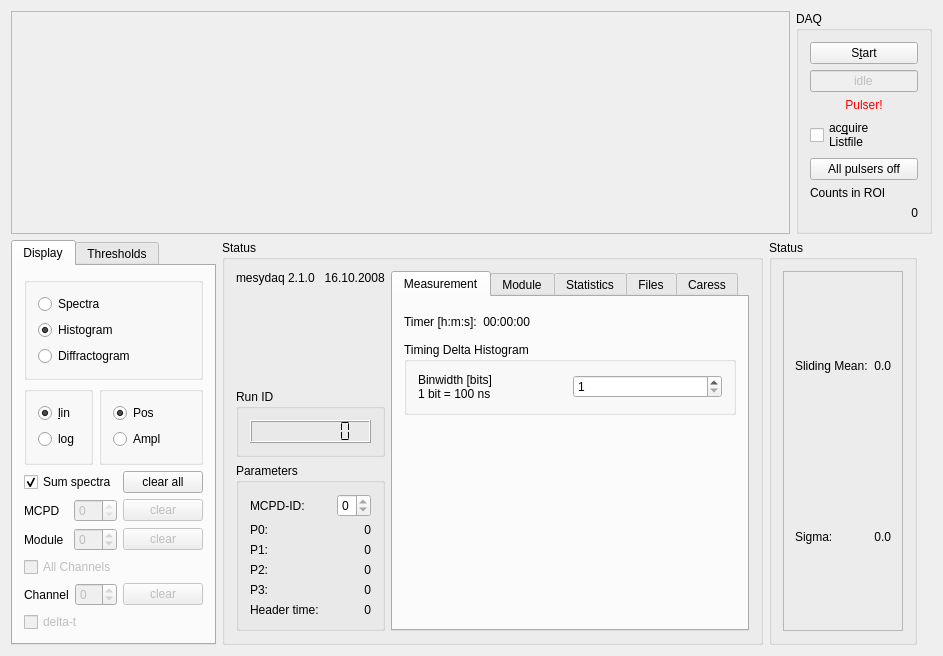
First picture: the form in qmesydaq/mainwidget.ui, repository flueke/qmesydaq, before the edit.
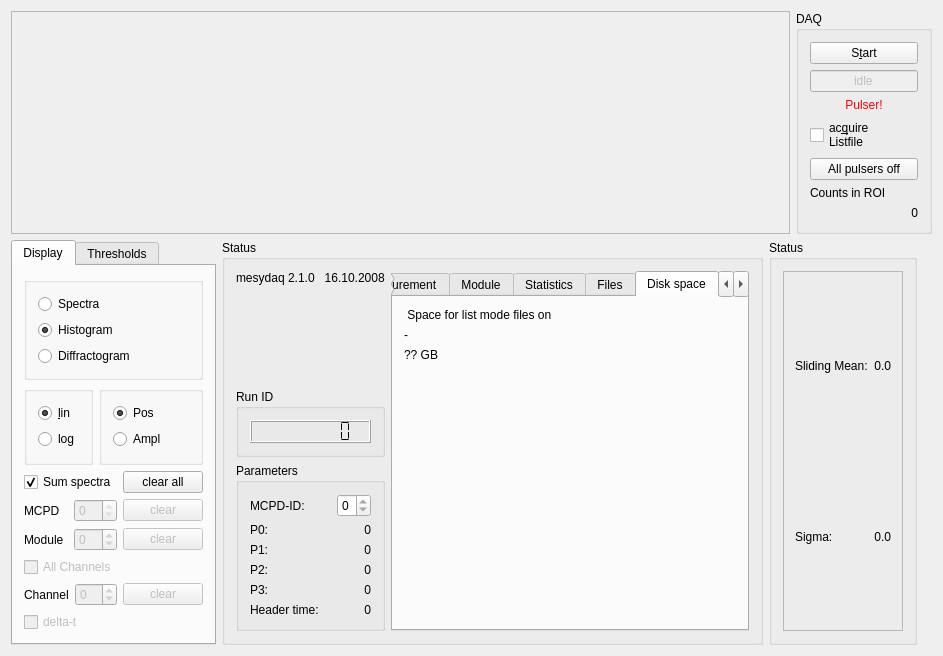
Second picture: the form after the edit. The open tabs and pages were chosen to show the change. Custom widgets are drawn as their Qt base class.

Commit message:
Add a tab in the mainwidget to display free disk spaces.
A tab in the mainwidget has added to display the free/available disk space for
the listmode files.

What changed in the file:
```diff
--- a/qmesydaq/mainwidget.ui
+++ b/qmesydaq/mainwidget.ui
@@ -1119,6 +1119,51 @@
             </item>
            </layout>
           </widget>
+          <widget class="QWidget" name="statusSpaceTab">
+           <attribute name="title">
+            <string>Disk space</string>
+           </attribute>
+           <layout class="QGridLayout" name="gridLayout_18">
+            <item row="0" column="0">
+             <layout class="QVBoxLayout" name="verticalLayout_4">
+              <item>
+               <widget class="QLabel" name="label_2">
+                <property name="text">
+                 <string> Space for list mode files on </string>
+                </property>
+               </widget>
+              </item>
+              <item>
+               <widget class="QLabel" name="listModeFileDir">
+                <property name="text">
+                 <string>-</string>
+                </property>
+               </widget>
+              </item>
+              <item>
+               <widget class="QLabel" name="listModeFileDirSpace">
+                <property name="text">
+                 <string>?? GB</string>
+                </property>
+               </widget>
+              </item>
+             </layout>
+            </item>
+            <item row="1" column="0">
+             <spacer name="verticalSpacer_4">
+              <property name="orientation">
+               <enum>Qt::Vertical</enum>
+              </property>
+              <property name="sizeHint" stdset="0">
+               <size>
+                <width>20</width>
+                <height>234</height>
+               </size>
+              </property>
+             </spacer>
+            </item>
+           </layout>
+          </widget>
           <widget class="QWidget" name="statusCARESSTab">
            <attribute name="title">
             <string>Caress</string>
```
Left out of the diff: 217 changed lines with no effect on the pictures. The commit also changes 5 other files.
